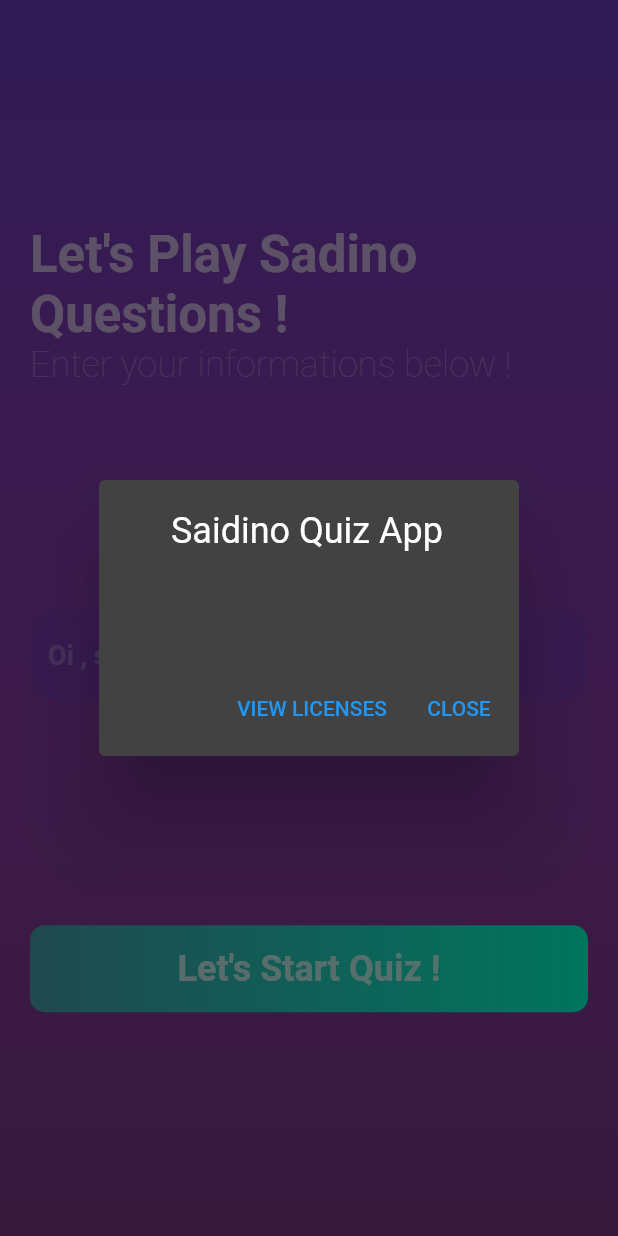
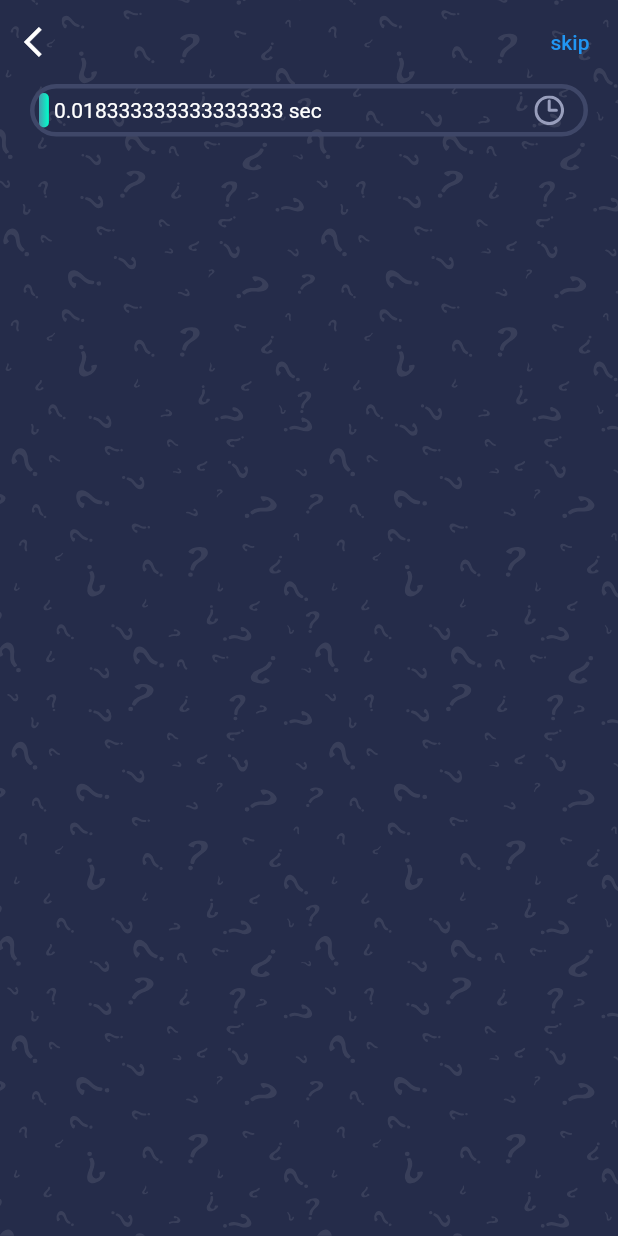
Before and after one commit to saidino84/saidin_quiz_app, a Flutter app: the screen it shows after launch, after a tap on "Let's Start Quiz !", on a phone screen of 412 x 824 dp. Run offline on Flutter 3.47's test engine with Material 2 defaults, Android fonts, the phone set to English and light mode, and no system bars; our stand-ins replace flutter_svg, get.

Commit message:
adicionado o cotroller pra o progress com animation de AnimationController e Animation animation=Twen(start:0,end:1).animate(_animationcontroller) check the code

```diff
--- /dev/null
+++ b/lib/app/controler/question_controller.dart
@@ -0,0 +1,34 @@
+import 'dart:async';
+
+import 'package:flutter/animation.dart';
+import 'package:get/get.dart';
+
+class QuestioCotroller extends GetxController
+    with SingleGetTickerProviderMixin {
+  //lets aimate our progress bar
+  late Animation _animation;
+  late AnimationController _animcontroller;
+
+  //so that we we can acess our animation outside
+  Animation get animation => this._animation;
+
+//called immediately after the widget is allocated memory
+  @override
+  void onInit() {
+    //our animation duration is 60s
+    //so our plan to fill the progress bar within 60s
+    _animcontroller =
+        AnimationController(duration: Duration(seconds: 60), vsync: this);
+
+    _animation = Tween<double>(begin: 0, end: 1).animate(_animcontroller)
+      ..addListener(() {
+        //update like setState
+        print('ya');
+        update(); // fara actualizar cada mudanca que animation.value recebera ate chegar de 0->1 dentro de 60 segundos
+      });
+    //start our aimation
+    _animcontroller.forward();
+    // update();
+    super.onInit();
+  }
+}
--- /dev/null
+++ b/lib/app/pages/quiz/componets/body.dart
@@ -0,0 +1,43 @@
+import 'package:flutter/cupertino.dart';
+import 'package:flutter/material.dart';
+import 'package:flutter_svg/flutter_svg.dart';
+import 'package:saidin_quiz_app/app/constants.dart';
+
+import 'custom_progress.dart';
+
+class Body extends StatelessWidget {
+  const Body({
+    Key? key,
+  }) : super(key: key);
+
+  @override
+  Widget build(BuildContext context) {
+    return Stack(
+      children: [
+        //bg
+        Container(
+          height: double.infinity,
+          width: double.infinity,
+          child: SvgPicture.asset(
+            'assets/icons/bg.svg',
+            fit: BoxFit.fill,
+          ),
+        ),
+
+        //progress loader and other contents
+        SafeArea(
+          child: Padding(
+            padding: EdgeInsets.symmetric(
+              horizontal: kDefaultPadding,
+            ),
+            child: Column(
+              children: [
+                CustomProgressBar(),
+              ],
+            ),
+          ),
+        ),
+      ],
+    );
+  }
+}
--- /dev/null
+++ b/lib/app/pages/quiz/componets/custom_progress.dart
@@ -0,0 +1,100 @@
+import 'package:flutter/material.dart';
+import 'package:flutter_svg/flutter_svg.dart';
+import 'package:get/get.dart';
+import 'package:saidin_quiz_app/app/constants.dart';
+import 'package:saidin_quiz_app/app/controler/question_controller.dart';
+
+class CustomProgressBar extends StatelessWidget {
+  const CustomProgressBar({
+    Key? key,
+  }) : super(key: key);
+
+  @override
+  Widget build(BuildContext context) {
+    return Container(
+      height: 35,
+      padding: EdgeInsets.all(3),
+      width: double.infinity,
+      decoration: BoxDecoration(
+        border: Border.all(
+          color: Color(0xFF3F4768),
+          width: 3,
+        ),
+        borderRadius: BorderRadius.circular(20),
+      ),
+      child: GetBuilder<QuestioCotroller>(
+          init: QuestioCotroller(),
+          builder: (controller) {
+            print(controller.animation.value);
+            return Stack(
+              children: [
+                //Layout builder provides us the available space for the container
+                //cosntaits.maxWidth needed ouir aimation
+                // se quisermos recuperar o width do parent pegaraemos constraints.maxWidth { e fazermos nossos calculos:}
+                // caso queira 10%  basta width:constraints.maxWidth *0.1 //cover 10%
+                LayoutBuilder(
+                  builder: (ctx, constraints) => Container(
+                    /*
+                    width: constraints.maxWidth *
+                        0.52, //ocupara 50%  [repare que aqui aproveitai o
+                     LayoutBuilder para pegar constarits de um parent  ]
+                     todo ][ como 0.5 corrresponde a 50% setamos entao o
+                     todo [] Twen do meu animation(start:0 e end:1 como 100%)
+                     todo ][ e usarei esse mesmo valor pra fazer incremetar no width deste progress
+                     **/
+                    width: constraints.maxWidth * controller.animation.value,
+                    decoration: BoxDecoration(
+                      gradient: KPrimaryGradient,
+                      borderRadius: BorderRadius.circular(50),
+                    ),
+                  ),
+                ),
+                Positioned.fill(
+                    child: Padding(
+                  padding: const EdgeInsets.symmetric(
+                      horizontal: kDefaultPadding / 2),
+                  child: Row(
+                    mainAxisAlignment: MainAxisAlignment.spaceBetween,
+                    children: [
+                      Text('${controller.animation.value} sec'),
+                      // Icon(
+                      //   Icons.record_voice_over,
+                      //   color: Colors.amberAccent,
+                      // ),
+                      SvgPicture.asset('assets/icons/clock.svg'),
+                    ],
+                  ),
+                )),
+              ],
+            );
+          }),
+    );
+  }
+}
+
+class MainBg extends StatelessWidget {
+  const MainBg({
+    Key? key,
+    required this.size,
+  }) : super(key: key);
+
+  final Size size;
+
+  @override
+  Widget build(BuildContext context) {
+    return Container(
+      height: size.height,
+      width: double.infinity,
+      decoration: BoxDecoration(
+        gradient: LinearGradient(
+          colors: [
+            Colors.deepPurple,
+            Colors.purpleAccent.withOpacity(0.4),
+          ],
+          begin: Alignment.topRight,
+          end: Alignment.bottomLeft,
+        ),
+      ),
+    );
+  }
+}
--- /dev/null
+++ b/lib/app/pages/quiz/quiz_page.dart
@@ -0,0 +1,31 @@
+import 'package:flutter/material.dart';
+import 'package:flutter_svg/svg.dart';
+import 'package:get/get.dart';
+
+import 'componets/body.dart';
+
+class QuizScreen extends StatelessWidget {
+  @override
+  Widget build(BuildContext context) {
+    Size size = MediaQuery.of(context).size;
+    return Scaffold(
+        extendBodyBehindAppBar: true, //o body extedera ate la no topo do appBar
+        appBar: AppBar(
+          backgroundColor: Colors.transparent,
+          elevation: 0,
+          leading: IconButton(
+            icon: Icon(Icons.arrow_back_ios),
+            onPressed: () => Get.back(
+              closeOverlays: true,
+            ),
+          ),
+          actions: [
+            TextButton(
+              child: Text('skip'),
+              onPressed: () {},
+            )
+          ],
+        ),
+        body: Body());
+  }
+}
--- a/lib/app/pages/welcome/welcome_page.dart
+++ b/lib/app/pages/welcome/welcome_page.dart
@@ -1,5 +1,8 @@
 import 'package:flutter/material.dart';
+import 'package:flutter_svg/flutter_svg.dart';
+import 'package:get/get.dart';
 import 'package:saidin_quiz_app/app/constants.dart';
+import 'package:saidin_quiz_app/app/pages/quiz/quiz_page.dart';
 
 class WellComePage extends StatelessWidget {
   Widget build(BuildContext context) {
@@ -8,27 +11,28 @@ class WellComePage extends StatelessWidget {
         body: Stack(
       children: [
         Container(
-          height: size.height,
+          height: double.infinity,
           width: double.infinity,
-          decoration: BoxDecoration(
-            gradient: LinearGradient(
-              colors: [
-                Colors.deepPurple,
-                Colors.purpleAccent.withOpacity(0.4),
-              ],
-              begin: Alignment.topCenter,
-              end: Alignment.bottomCenter,
-            ),
-          ),
+          //   decoration: BoxDecoration(
+          //     gradient: LinearGradient(
+          //       colors: [
+          //         Colors.deepPurple,
+          //         Colors.purpleAccent.withOpacity(0.4),
+          //       ],
+          //       begin: Alignment.topRight,
+          //       end: Alignment.bottomLeft,
+          //     ),
+          //   ),
+          child: SvgPicture.asset('assets/icons/bg.svg', fit: BoxFit.cover),
         ),
         SafeArea(
           child: Padding(
             padding: const EdgeInsets.symmetric(horizontal: kDefaultPadding),
             child: Column(
-              mainAxisAlignment: MainAxisAlignment.start,
+              // mainAxisAlignment: MainAxisAlignment.start,
               crossAxisAlignment: CrossAxisAlignment.start,
               children: [
-                Spacer(),
+                Spacer(flex: 2), // it will take 2/6 spaces
                 Text(
                   "Let's Play Sadino Questions !",
                   // textDirection: TextDirection.rtl,
@@ -49,7 +53,7 @@ class WellComePage extends StatelessWidget {
                         color: Colors.white24,
                       ),
                 ),
-                Spacer(),
+                Spacer(), //1/6
                 TextField(
                   style: TextStyle(
                     color: Colors.white54,
@@ -57,9 +61,9 @@ class WellComePage extends StatelessWidget {
                     fontWeight: FontWeight.bold,
                   ),
                   decoration: InputDecoration(
-                    fillColor: Colors.deepPurple.withOpacity(0.4),
+                    fillColor: Color(0xFF1C2341),
                     filled: true,
-                    hintText: 'Oi , seu aqui !',
+                    hintText: 'Oi , Nome seu aqui !',
                     hintStyle: TextStyle(
                       color: Colors.white24,
                       fontSize: 18,
@@ -71,13 +75,15 @@ class WellComePage extends StatelessWidget {
                     ),
                   ),
                 ),
-                Spacer(),
+                Spacer(), // it will take 1/6
                 InkWell(
-                  onTap: () {
-                    showAboutDialog(context: context);
-                  },
+                  onTap: () => Get.to(
+                    () => QuizScreen(),
+                    curve: Curves.easeInCubic,
+                    duration: Duration(microseconds: 500),
+                  ),
                   child: Container(
-                    padding: EdgeInsets.all(kDefaultPadding * 0.75),
+                    padding: EdgeInsets.all(kDefaultPadding * 0.75), //15
                     width: double.infinity,
                     alignment: Alignment.center,
                     decoration: BoxDecoration(
@@ -94,7 +100,7 @@ class WellComePage extends StatelessWidget {
                     ),
                   ),
                 ),
-                Spacer(),
+                Spacer(flex: 2), //it will take 2/6
               ],
             ),
           ),
--- a/lib/main.dart
+++ b/lib/main.dart
@@ -1,4 +1,5 @@
 import 'package:flutter/material.dart';
+import 'package:get/get.dart';
 import 'app/pages/welcome/welcome_page.dart';
 
 void main() {
@@ -9,11 +10,12 @@ class MyApp extends StatelessWidget {
   // This widget is the root of your application.
   @override
   Widget build(BuildContext context) {
-    return MaterialApp(
+    return GetMaterialApp(
       title: 'Saidino Quiz App',
       debugShowCheckedModeBanner: false,
       theme: ThemeData.dark(),
       home: WellComePage(),
+      // home:
     );
   }
 }
```
Also changed, not shown: pubspec.yaml (+7 -0 lines), assets/icons/bg.svg (added), assets/icons/clock.svg (added), pubspec.lock.
